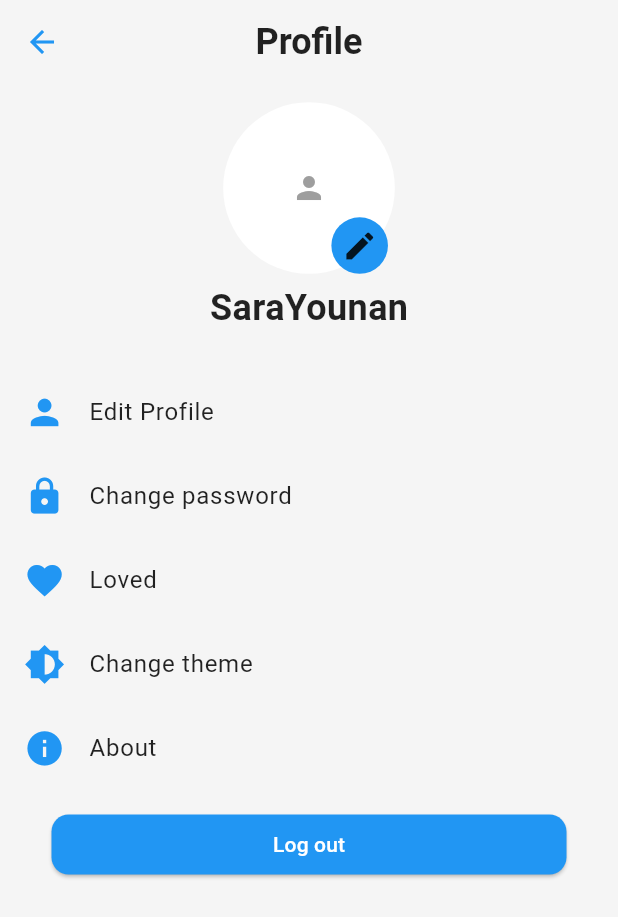
After one commit to X-Menna/Zawal, a Flutter app: the ProfileScreen screen opened by its route, on a phone screen of 412 x 824 dp. The commit adds this screen. Shown: the top 917 px of the screen. Run offline on Flutter 3.47's test engine with Material 3 defaults, Android fonts, the phone set to English and light mode, and no system bars; our stand-ins replace flutter_bloc, flutter_screenutil; Roboto replaces fonts that are missing (Poppins).

Commit message:
creat ui for profile page and creat customProfileoption

```diff
--- a/Flutter/zawal1-main/lib/constants/app_colors.dart
+++ b/Flutter/zawal1-main/lib/constants/app_colors.dart
@@ -2,7 +2,7 @@ import 'package:flutter/material.dart';
 
 /// 🎨 ألوان موحدة في المشروع
 class AppColors {
-  static const Color primary = Color(0xFF6C63FF);
+  static const Color primary = Colors.blue;
   static const Color secondary = Color(0xFF00BFA6);
   static const Color background = Color(0xFFF5F5F5);
   static final Color cardBackground = const Color(0xFFEADFE5).withOpacity(0.3);
--- a/Flutter/zawal1-main/lib/main.dart
+++ b/Flutter/zawal1-main/lib/main.dart
@@ -40,7 +40,7 @@ class MyApp extends StatelessWidget {
           onGenerateRoute: AppRouter.generateRoute,
         );
       },
-      child: logoScreen(),
+      child: LogoScreen(),
     );
   }
 }
--- a/Flutter/zawal1-main/lib/routes/app_routes.dart
+++ b/Flutter/zawal1-main/lib/routes/app_routes.dart
@@ -4,7 +4,7 @@ import '../screens/logo.dart';
 import '../screens/welcomeScreen.dart';
 import '../screens/LoginScreen.dart';
 import '../screens/SignupScreeen.dart';
-import '../screens/ProfileScreen.dart';
+import '../screens/profilescreen.dart';
 
 class AppRouter {
   static Route<dynamic> generateRoute(RouteSettings settings) {
@@ -12,7 +12,7 @@ class AppRouter {
 
     switch (settings.name) {
       case AppRoutes.logo:
-        page = const logoScreen();
+        page = const LogoScreen();
         break;
       case AppRoutes.welcome:
         page = const welcomeScreen();
--- a/Flutter/zawal1-main/lib/screens/LoginScreen.dart
+++ b/Flutter/zawal1-main/lib/screens/LoginScreen.dart
@@ -117,6 +117,7 @@ class _LoginScreenState extends State<LoginScreen> {
                             borderRadius: BorderRadius.circular(20.0),
                           ),
                           hintText: 'password',
+                          prefixIcon: const Icon(Icons.lock_outline),
                           suffixIcon: IconButton(
                             icon: Icon(
                               passVisible
--- a/Flutter/zawal1-main/lib/screens/SignupScreeen.dart
+++ b/Flutter/zawal1-main/lib/screens/SignupScreeen.dart
@@ -91,6 +91,7 @@ class _SignupScreenState extends State<SignupScreen> {
                             borderRadius: BorderRadius.circular(20.0),
                           ),
                           hintText: 'name',
+                          prefixIcon: const Icon(Icons.person),
                         ),
                       ),
                       SizedBox(height: 15.h),
@@ -139,6 +140,7 @@ class _SignupScreenState extends State<SignupScreen> {
                             borderRadius: BorderRadius.circular(20.0),
                           ),
                           hintText: 'password',
+                          prefixIcon: const Icon(Icons.lock_outline),
                           suffixIcon: IconButton(
                             icon: Icon(
                               passVisible
--- a/Flutter/zawal1-main/lib/screens/logo.dart
+++ b/Flutter/zawal1-main/lib/screens/logo.dart
@@ -4,14 +4,14 @@ import '../constants/app_colors.dart';
 import '../constants/app_durations.dart';
 import '../routes/app_routes.dart';
 
-class logoScreen extends StatefulWidget {
-  const logoScreen({super.key});
+class LogoScreen extends StatefulWidget {
+  const LogoScreen({super.key});
 
   @override
-  State<logoScreen> createState() => _logoScreenState();
+  State<LogoScreen> createState() => _LogoScreenState();
 }
 
-class _logoScreenState extends State<logoScreen> {
+class _LogoScreenState extends State<LogoScreen> {
   @override
   void initState() {
     super.initState();
--- /dev/null
+++ b/Flutter/zawal1-main/lib/screens/profilescreen.dart
@@ -0,0 +1,115 @@
+import 'package:flutter/material.dart';
+import 'package:flutter_screenutil/flutter_screenutil.dart';
+import 'package:zawal/constants/app_colors.dart';
+import 'package:zawal/constants/app_textstyles.dart';
+import 'package:zawal/routes/app_routes.dart';
+import 'package:zawal/widgets/custom_Profile_option.dart';
+//import '../routes/app_routes.dart';
+
+class ProfileScreen extends StatefulWidget {
+  const ProfileScreen({super.key});
+
+  @override
+  State<ProfileScreen> createState() => _ProfileScreenState();
+}
+
+class _ProfileScreenState extends State<ProfileScreen> {
+  @override
+  Widget build(BuildContext context) {
+    return Scaffold(
+      backgroundColor: AppColors.background,
+      appBar: AppBar(
+        leading: IconButton(
+          onPressed: () {},
+          icon: Icon(Icons.arrow_back, color: AppColors.primary),
+        ),
+        title: Text('Profile', style: AppTextStyles.heading),
+        centerTitle: true,
+        backgroundColor: AppColors.background,
+      ),
+      body: SafeArea(
+        child: SingleChildScrollView(
+          child: Column(
+            children: [
+              SizedBox(height: 10.h),
+              Center(
+                child: Stack(
+                  children: [
+                    CircleAvatar(
+                      radius: 50.r,
+                      backgroundColor: AppColors.white,
+                      child: Icon(Icons.person, color: AppColors.grey),
+                    ),
+
+                    Positioned(
+                      bottom: 0,
+                      right: 4.w,
+                      child: Container(
+                        padding: EdgeInsets.all(6.r),
+                        decoration: BoxDecoration(
+                          shape: BoxShape.circle,
+                          color: AppColors.primary,
+                        ),
+                        child: Icon(Icons.edit),
+                      ),
+                    ),
+                  ],
+                ),
+              ),
+              SizedBox(height: 5.h),
+              Text('SaraYounan', style: AppTextStyles.heading),
+              SizedBox(height: 20.h),
+
+              CustomProfileOption(
+                icon: Icons.person,
+                title: 'Edit Profile',
+                onTap: () {},
+              ),
+              CustomProfileOption(
+                icon: Icons.lock,
+                title: 'Change password',
+                onTap: () {},
+              ),
+              CustomProfileOption(
+                icon: Icons.favorite,
+                title: 'Loved',
+                onTap: () {},
+              ),
+              CustomProfileOption(
+                icon: Icons.brightness_6,
+                title: 'Change theme',
+                onTap: () {},
+              ),
+              CustomProfileOption(
+                icon: Icons.info,
+                title: 'About',
+                onTap: () {},
+              ),
+              SizedBox(height: 10.h),
+              SizedBox(
+                width: 300.w,
+                child: ElevatedButton(
+                  onPressed: () {
+                    Navigator.pushNamed(context, AppRoutes.welcome);
+                  },
+                  style: ElevatedButton.styleFrom(
+                    backgroundColor: Colors.blue,
+                    //minimumSize: Size(double.infinity),
+                    shape: RoundedRectangleBorder(
+                      borderRadius: BorderRadius.circular(10.r),
+                    ),
+                  ),
+                  child: const Text(
+                    "Log out",
+                    style: TextStyle(color: Colors.white),
+                  ),
+                ),
+              ),
+              SizedBox(height: 10.h),
+            ],
+          ),
+        ),
+      ),
+    );
+  }
+}
--- /dev/null
+++ b/Flutter/zawal1-main/lib/widgets/custom_Profile_option.dart
@@ -0,0 +1,28 @@
+import 'package:flutter/material.dart';
+import 'package:zawal/constants/app_colors.dart';
+import 'package:flutter_screenutil/flutter_screenutil.dart';
+import 'package:zawal/constants/app_textstyles.dart';
+
+class CustomProfileOption extends StatelessWidget {
+  const CustomProfileOption({
+    super.key,
+
+    required this.icon,
+    required this.title,
+    required this.onTap,
+  });
+
+  final IconData icon;
+  final String title;
+  final VoidCallback onTap;
+
+  @override
+  Widget build(BuildContext context) {
+    return ListTile(
+      leading: Icon(icon, color: AppColors.primary, size: 24.sp),
+      title: Text(title, style: AppTextStyles.body),
+      //trailing: Icon(Icons.arrow_forward_ios, color: AppColors.primary),
+      onTap: onTap,
+    );
+  }
+}
```
